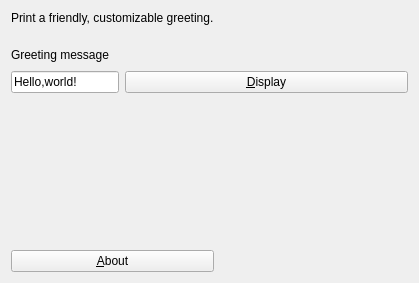
Qt form app/mainwindow.ui (enjoysoftware/helloworld-gui) before a commit.
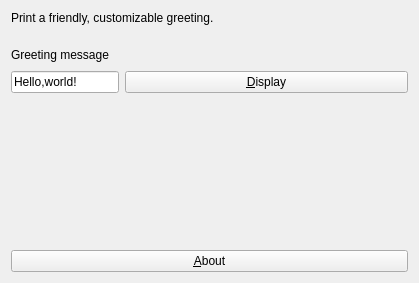
The same form after that commit.

Commit message: Set to save MainWindow size

```diff
--- a/app/mainwindow.ui
+++ b/app/mainwindow.ui
@@ -34,34 +34,6 @@
       </property>
      </spacer>
     </item>
-    <item row="3" column="0">
-     <widget class="QPushButton" name="aboutButton">
-      <property name="sizePolicy">
-       <sizepolicy hsizetype="Minimum" vsizetype="Fixed">
-        <horstretch>0</horstretch>
-        <verstretch>0</verstretch>
-       </sizepolicy>
-      </property>
-      <property name="text">
-       <string>&amp;About</string>
-      </property>
-      <property name="checkable">
-       <bool>false</bool>
-      </property>
-      <property name="checked">
-       <bool>false</bool>
-      </property>
-      <property name="autoDefault">
-       <bool>false</bool>
-      </property>
-      <property name="default">
-       <bool>false</bool>
-      </property>
-      <property name="flat">
-       <bool>false</bool>
-      </property>
-     </widget>
-    </item>
     <item row="0" column="1" colspan="2">
      <spacer name="horizontalSpacer_2">
       <property name="orientation">
@@ -136,6 +108,34 @@
       </property>
      </widget>
     </item>
+    <item row="3" column="0" colspan="3">
+     <widget class="QPushButton" name="aboutButton">
+      <property name="sizePolicy">
+       <sizepolicy hsizetype="Minimum" vsizetype="Fixed">
+        <horstretch>0</horstretch>
+        <verstretch>0</verstretch>
+       </sizepolicy>
+      </property>
+      <property name="text">
+       <string>&amp;About</string>
+      </property>
+      <property name="checkable">
+       <bool>false</bool>
+      </property>
+      <property name="checked">
+       <bool>false</bool>
+      </property>
+      <property name="autoDefault">
+       <bool>false</bool>
+      </property>
+      <property name="default">
+       <bool>false</bool>
+      </property>
+      <property name="flat">
+       <bool>false</bool>
+      </property>
+     </widget>
+    </item>
    </layout>
   </widget>
  </widget>
```
The commit also changes 2 other files.
